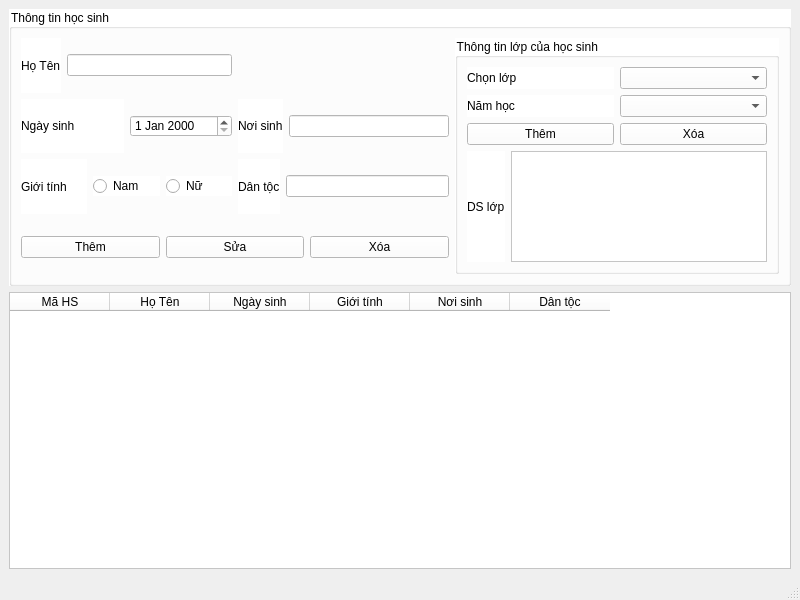
The window that HongGrader/quanlyhocsinh.ui (vumari/HongGrader) describes before a commit, drawn with Qt 5.
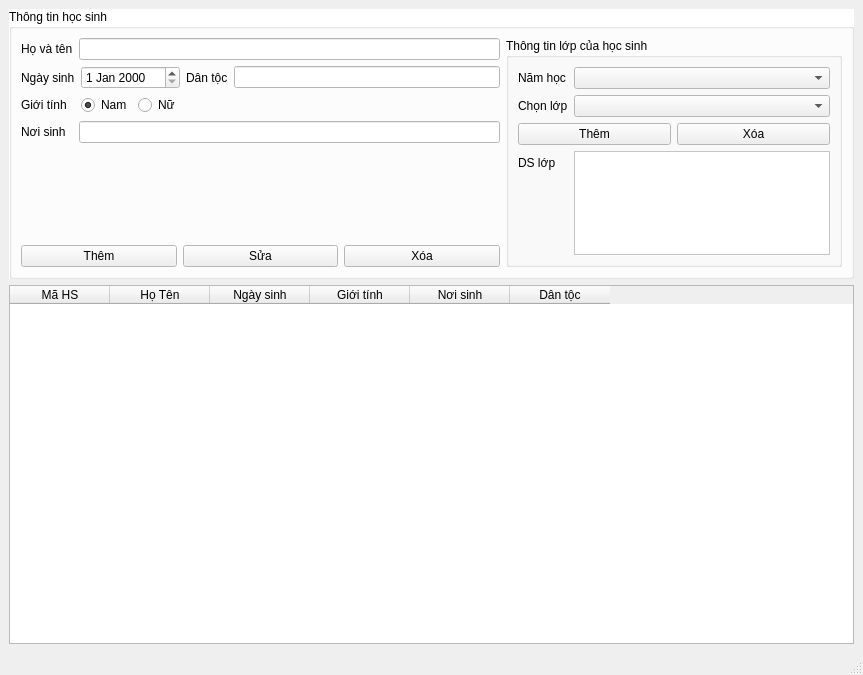
The same window after the commit.

Commit message: Tinh chỉnh giao diện quản lí học sinh

```diff
--- a/HongGrader/quanlyhocsinh.ui
+++ b/HongGrader/quanlyhocsinh.ui
@@ -6,8 +6,8 @@
    <rect>
     <x>0</x>
     <y>0</y>
-    <width>800</width>
-    <height>600</height>
+    <width>863</width>
+    <height>675</height>
    </rect>
   </property>
   <property name="windowTitle">
@@ -20,20 +20,73 @@
       <property name="sizePolicy">
        <sizepolicy hsizetype="Preferred" vsizetype="Ignored">
         <horstretch>0</horstretch>
-        <verstretch>0</verstretch>
+        <verstretch>3</verstretch>
        </sizepolicy>
       </property>
+      <property name="palette">
+       <palette>
+        <active>
+         <colorrole role="Window">
+          <brush brushstyle="SolidPattern">
+           <color alpha="255">
+            <red>255</red>
+            <green>255</green>
+            <blue>255</blue>
+           </color>
+          </brush>
+         </colorrole>
+        </active>
+        <inactive>
+         <colorrole role="Window">
+          <brush brushstyle="SolidPattern">
+           <color alpha="255">
+            <red>255</red>
+            <green>255</green>
+            <blue>255</blue>
+           </color>
+          </brush>
+         </colorrole>
+        </inactive>
+        <disabled>
+         <colorrole role="Base">
+          <brush brushstyle="SolidPattern">
+           <color alpha="255">
+            <red>255</red>
+            <green>255</green>
+            <blue>255</blue>
+           </color>
+          </brush>
+         </colorrole>
+         <colorrole role="Window">
+          <brush brushstyle="SolidPattern">
+           <color alpha="255">
+            <red>255</red>
+            <green>255</green>
+            <blue>255</blue>
+           </color>
+          </brush>
+         </colorrole>
+        </disabled>
+       </palette>
+      </property>
       <property name="autoFillBackground">
-       <bool>false</bool>
-      </property>
-      <property name="styleSheet">
-       <string notr="true">background-color: rgb(255, 255, 255);</string>
+       <bool>true</bool>
       </property>
       <property name="title">
        <string>Thông tin học sinh</string>
       </property>
-      <layout class="QGridLayout" name="gridLayout">
-       <item row="0" column="2" rowspan="4">
+      <layout class="QGridLayout" name="gridLayout_2">
+       <item row="0" column="0">
+        <widget class="QLabel" name="label">
+         <property name="text">
+          <string>Họ và tên</string>
+         </property>
+        </widget>
+       </item>
+       <item row="0" column="1">
+        <widget class="QLineEdit" name="LEten"/>
+       </item>
+       <item row="0" column="2" rowspan="5">
         <widget class="QGroupBox" name="groupBox_2">
          <property name="sizePolicy">
           <sizepolicy hsizetype="Preferred" vsizetype="Preferred">
@@ -44,36 +97,28 @@
          <property name="title">
           <string>Thông tin lớp của học sinh </string>
          </property>
-         <layout class="QVBoxLayout" name="verticalLayout">
-          <item>
-           <layout class="QHBoxLayout" name="horizontalLayout_7">
-            <item>
-             <widget class="QLabel" name="label_6">
-              <property name="text">
-               <string>Chọn lớp</string>
-              </property>
-             </widget>
-            </item>
-            <item>
-             <widget class="QComboBox" name="CBlop"/>
-            </item>
-           </layout>
-          </item>
-          <item>
-           <layout class="QHBoxLayout" name="horizontalLayout_8">
-            <item>
+         <layout class="QFormLayout" name="formLayout_3">
+          <item row="0" column="0">
              <widget class="QLabel" name="label_7">
               <property name="text">
                <string>Năm học</string>
               </property>
              </widget>
             </item>
-            <item>
+          <item row="0" column="1">
              <widget class="QComboBox" name="CBnamhoc"/>
             </item>
-           </layout>
+          <item row="1" column="0">
+           <widget class="QLabel" name="label_6">
+            <property name="text">
+             <string>Chọn lớp</string>
+            </property>
+           </widget>
           </item>
-          <item>
+          <item row="1" column="1">
+           <widget class="QComboBox" name="CBlop"/>
+          </item>
+          <item row="2" column="0" colspan="2">
            <layout class="QHBoxLayout" name="horizontalLayout_9">
             <item>
              <widget class="QPushButton" name="BTthemlop">
@@ -91,72 +136,71 @@
             </item>
            </layout>
           </item>
-          <item>
-           <layout class="QHBoxLayout" name="horizontalLayout_10">
-            <item>
+          <item row="3" column="0">
              <widget class="QLabel" name="label_8">
               <property name="text">
                <string>DS lớp</string>
               </property>
              </widget>
             </item>
-            <item>
+          <item row="3" column="1">
              <widget class="QListWidget" name="listlop">
               <property name="sizePolicy">
-               <sizepolicy hsizetype="Preferred" vsizetype="Fixed">
+             <sizepolicy hsizetype="Preferred" vsizetype="Preferred">
                 <horstretch>0</horstretch>
                 <verstretch>0</verstretch>
                </sizepolicy>
               </property>
+            <property name="minimumSize">
+             <size>
+              <width>0</width>
+              <height>30</height>
+             </size>
+            </property>
              </widget>
             </item>
            </layout>
-          </item>
-         </layout>
         </widget>
        </item>
-       <item row="1" column="0">
-        <layout class="QHBoxLayout" name="horizontalLayout_2">
-         <item>
+       <item row="1" column="0" colspan="2">
+        <layout class="QGridLayout" name="gridLayout">
+         <item row="0" column="0">
           <widget class="QLabel" name="label_2">
            <property name="text">
             <string>Ngày sinh</string>
            </property>
           </widget>
          </item>
-         <item>
+         <item row="0" column="1">
           <widget class="QDateEdit" name="DEngaysinh"/>
          </item>
-        </layout>
-       </item>
-       <item row="1" column="1">
-        <layout class="QHBoxLayout" name="horizontalLayout_3">
-         <item>
-          <widget class="QLabel" name="label_4">
+         <item row="0" column="2">
+          <widget class="QLabel" name="label_5">
            <property name="text">
-            <string>Nơi sinh</string>
+            <string>Dân tộc</string>
            </property>
           </widget>
          </item>
-         <item>
-          <widget class="QLineEdit" name="LEnoisinh"/>
+         <item row="0" column="3">
+          <widget class="QLineEdit" name="LEdantoc"/>
          </item>
-        </layout>
-       </item>
-       <item row="2" column="0">
-        <layout class="QHBoxLayout" name="horizontalLayout_5">
-         <item>
+         <item row="1" column="0">
           <widget class="QLabel" name="label_3">
            <property name="text">
             <string>Giới tính</string>
            </property>
           </widget>
          </item>
+         <item row="1" column="1">
+          <layout class="QHBoxLayout" name="horizontalLayout">
          <item>
           <widget class="QRadioButton" name="RBnam">
            <property name="text">
             <string>Nam</string>
            </property>
+             <property name="checked">
+              <bool>true</bool>
+             </property>
           </widget>
          </item>
          <item>
@@ -168,21 +212,19 @@
          </item>
         </layout>
        </item>
+        </layout>
+       </item>
+       <item row="2" column="0">
+        <widget class="QLabel" name="label_4">
+         <property name="text">
+          <string>Nơi sinh</string>
+         </property>
+        </widget>
+       </item>
        <item row="2" column="1">
-        <layout class="QHBoxLayout" name="horizontalLayout_4">
-         <item>
-          <widget class="QLabel" name="label_5">
-           <property name="text">
-            <string>Dân tộc</string>
-           </property>
-          </widget>
-         </item>
-         <item>
-          <widget class="QLineEdit" name="LEdantoc"/>
-         </item>
-        </layout>
-       </item>
-       <item row="3" column="0" colspan="2">
+        <widget class="QLineEdit" name="LEnoisinh"/>
+       </item>
+       <item row="4" column="0" colspan="2">
         <layout class="QHBoxLayout" name="horizontalLayout_6">
          <item>
           <widget class="QPushButton" name="BTthem">
@@ -207,19 +249,21 @@
          </item>
         </layout>
        </item>
-       <item row="0" column="0">
-        <layout class="QHBoxLayout" name="horizontalLayout">
-         <item>
-          <widget class="QLabel" name="label">
-           <property name="text">
-            <string>Họ Tên</string>
-           </property>
-          </widget>
-         </item>
-         <item>
-          <widget class="QLineEdit" name="LEten"/>
-         </item>
-        </layout>
+       <item row="3" column="0" colspan="2">
+        <spacer name="verticalSpacer">
+         <property name="orientation">
+          <enum>Qt::Orientation::Vertical</enum>
+         </property>
+         <property name="sizeType">
+          <enum>QSizePolicy::Policy::Expanding</enum>
+         </property>
+         <property name="sizeHint" stdset="0">
+          <size>
+           <width>460</width>
+           <height>36</height>
+          </size>
+         </property>
+        </spacer>
        </item>
       </layout>
      </widget>
@@ -229,12 +273,9 @@
       <property name="sizePolicy">
        <sizepolicy hsizetype="Preferred" vsizetype="Preferred">
         <horstretch>0</horstretch>
-        <verstretch>0</verstretch>
+        <verstretch>4</verstretch>
        </sizepolicy>
       </property>
-      <property name="styleSheet">
-       <string notr="true">background-color: rgb(255, 255, 255);</string>
-      </property>
       <column>
        <property name="text">
         <string>Mã HS</string>
```
Left out of the diff: 2 changed lines with no effect on the pictures. Lines whose indentation alone changed are shown as unchanged.
